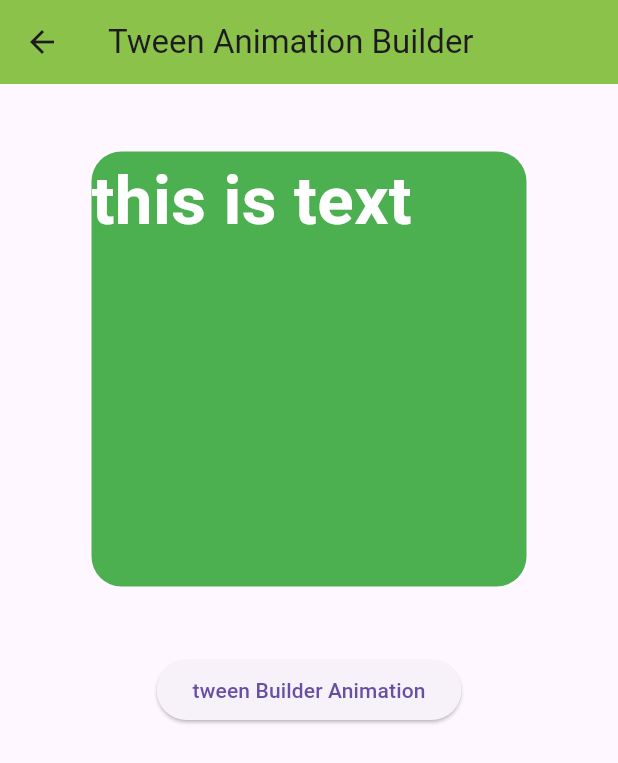
After one commit to AYA837/Animation_tutorial, a Flutter app: the MyTween screen opened directly, on a phone screen of 412 x 824 dp. The commit adds this screen. Shown: the top 763 px of the screen. Run offline on Flutter 3.47's test engine with Material 3 defaults, Android fonts, the phone set to English and light mode, and no system bars.

Commit message:
added the child for Tween animation builder sections

```diff
--- /dev/null
+++ b/lib/Tween_animation_builder.dart
@@ -0,0 +1,77 @@
+import 'package:flutter/material.dart';
+
+class MyTween extends StatelessWidget {
+  MyTween({super.key});
+
+  double _dimension = 100;
+  double _begin = 100;
+  double _end = 300;
+  @override
+  Widget build(BuildContext context) {
+    return Scaffold(
+      appBar: AppBar(
+        title: const Text("Tween Animation Builder"),
+        backgroundColor: Colors.lightGreen,
+      ),
+
+      //we will be implmenting tween in this page
+      //tween animates according to a given  starting point and an ending point
+      body: Center(
+        child: Column(
+          children: [
+            const SizedBox(height: 45),
+            _containerWidget(),
+            const SizedBox(height: 45),
+            ElevatedButton(
+              onPressed: () {},
+              child: const Text("tween Builder Animation"),
+            ),
+          ],
+        ),
+      ),
+    );
+  }
+
+  Widget _NonrepeatedWidget() {
+    return Container(child: Text("this is text", style: _getTextStyle()));
+  }
+
+  Widget _containerWidget() {
+    //everytime the value changes the build is called again and whatever is inside of it is re-called too
+
+    //i
+    return TweenAnimationBuilder(
+      tween: Tween<double>(begin: _begin, end: _end),
+      duration: const Duration(seconds: 2),
+
+      //child is for widgets that do not need to be rebuilt everytime the animation changes
+      child: _NonrepeatedWidget(),
+
+      builder: (BuildContext context, double value, Widget? child) {
+        return Container(
+          height: value,
+          width: value,
+          decoration: _getBoxDecoration(),
+          child: child,
+        );
+      },
+    );
+  }
+
+  BoxDecoration _getBoxDecoration() {
+    return BoxDecoration(
+      color: Colors.green,
+      borderRadius: BorderRadius.circular(20),
+    );
+
+    //everytime the button is pressed the scafold is rebuilt over again with the new changes
+  }
+
+  TextStyle _getTextStyle() {
+    return const TextStyle(
+      fontWeight: FontWeight.bold,
+      fontSize: 45,
+      color: Colors.white,
+    );
+  }
+}
--- a/lib/home_screen.dart
+++ b/lib/home_screen.dart
@@ -1,5 +1,7 @@
 import 'package:flutter/material.dart';
 import 'package:my_app/NextScreen.dart';
+import 'package:my_app/Tween_animation_builder.dart';
+import 'package:my_app/Tween_animation_builder.dart';
 
 class HomeScreen extends StatefulWidget {
   const HomeScreen({super.key});
@@ -38,6 +40,22 @@ class _HomeScreenState extends State<HomeScreen> {
                   context,
                   MaterialPageRoute<void>(
                     builder: (context) => const NextScreen(),
+                  ),
+                );
+              },
+
+              child:const Text("tween animation builder"),
+            ),
+
+            ElevatedButton(
+              // Within the `FirstRoute` widget:
+              onPressed: () {
+
+                //first time learning how to navigate from a page to another
+                Navigator.push(
+                  context,
+                  MaterialPageRoute<void>(
+                    builder: (context) =>  MyTween(),
                   ),
                 );
               },
```
Also changed, not shown: 1 other file.
